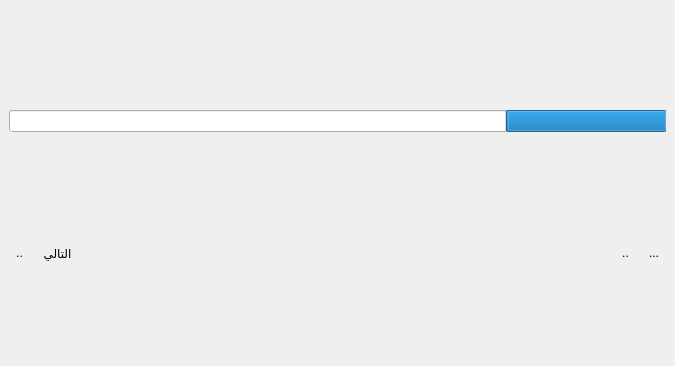
Above: src/resultwidget.ui from boussouira/moltaqa before the change. Below: the same form after it.
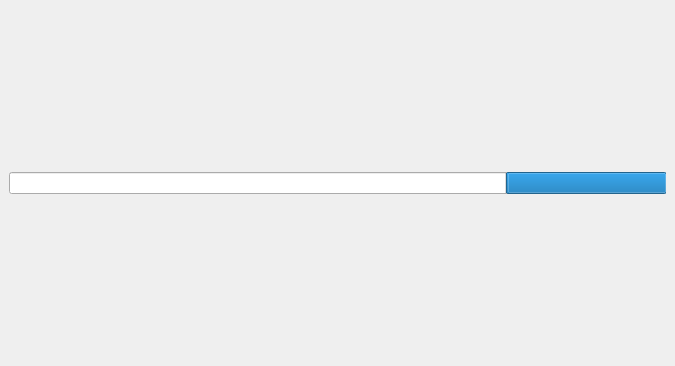
That is the form after the change. Icons and pictures are not drawn.

What changed in the file:
```diff
--- a/src/resultwidget.ui
+++ b/src/resultwidget.ui
@@ -55,149 +55,6 @@
          </layout>
         </widget>
        </item>
-       <item>
-        <widget class="QWidget" name="widgetNavigationButtons" native="true">
-         <property name="sizePolicy">
-          <sizepolicy hsizetype="Preferred" vsizetype="Maximum">
-           <horstretch>0</horstretch>
-           <verstretch>0</verstretch>
-          </sizepolicy>
-         </property>
-         <layout class="QHBoxLayout" name="horizontalLayout_2">
-          <property name="topMargin">
-           <number>0</number>
-          </property>
-          <property name="bottomMargin">
-           <number>0</number>
-          </property>
-          <item>
-           <widget class="QToolButton" name="buttonGoFirst">
-            <property name="toolTip">
-             <string>الصفحة الاولى</string>
-            </property>
-            <property name="text">
-             <string>...</string>
-            </property>
-            <property name="icon">
-             <iconset resource="../share/moltaqa-lib/qt_rc.qrc">
-              <normaloff>:/menu/images/go-last.png</normaloff>:/menu/images/go-last.png</iconset>
-            </property>
-            <property name="iconSize">
-             <size>
-              <width>27</width>
-              <height>24</height>
-             </size>
-            </property>
-            <property name="autoRaise">
-             <bool>true</bool>
-            </property>
-           </widget>
-          </item>
-          <item>
-           <widget class="QToolButton" name="buttonGoPrev">
-            <property name="toolTip">
-             <string>الصفحة السابقة</string>
-            </property>
-            <property name="text">
-             <string>..</string>
-            </property>
-            <property name="icon">
-             <iconset resource="../share/moltaqa-lib/qt_rc.qrc">
-              <normaloff>:/menu/images/go-next.png</normaloff>:/menu/images/go-next.png</iconset>
-            </property>
-            <property name="iconSize">
-             <size>
-              <width>28</width>
-              <height>24</height>
-             </size>
-            </property>
-            <property name="autoRaise">
-             <bool>true</bool>
-            </property>
-           </widget>
-          </item>
-          <item>
-           <spacer name="horizontalSpacer_2">
-            <property name="orientation">
-             <enum>Qt::Horizontal</enum>
-            </property>
-            <property name="sizeHint" stdset="0">
-             <size>
-              <width>101</width>
-              <height>20</height>
-             </size>
-            </property>
-           </spacer>
-          </item>
-          <item>
-           <widget class="QLabel" name="labelNav">
-            <property name="text">
-             <string/>
-            </property>
-           </widget>
-          </item>
-          <item>
-           <spacer name="horizontalSpacer">
-            <property name="orientation">
-             <enum>Qt::Horizontal</enum>
-            </property>
-            <property name="sizeHint" stdset="0">
-             <size>
-              <width>100</width>
-              <height>20</height>
-             </size>
-            </property>
-           </spacer>
-          </item>
-          <item>
-           <widget class="QToolButton" name="buttonGoNext">
-            <property name="toolTip">
-             <string>الصفحة التالية</string>
-            </property>
-            <property name="text">
-             <string>التالي</string>
-            </property>
-            <property name="icon">
-             <iconset resource="../share/moltaqa-lib/qt_rc.qrc">
-              <normaloff>:/menu/images/go-previous.png</normaloff>:/menu/images/go-previous.png</iconset>
-            </property>
-            <property name="iconSize">
-             <size>
-              <width>28</width>
-              <height>24</height>
-             </size>
-            </property>
-            <property name="autoRaise">
-             <bool>true</bool>
-            </property>
-           </widget>
-          </item>
-          <item>
-           <widget class="QToolButton" name="buttonGoLast">
-            <property name="toolTip">
-             <string>الصفحة الاخيرة</string>
-            </property>
-            <property name="text">
-             <string>..</string>
-            </property>
-            <property name="icon">
-             <iconset resource="../share/moltaqa-lib/qt_rc.qrc">
-              <normaloff>:/menu/images/go-first.png</normaloff>:/menu/images/go-first.png</iconset>
-            </property>
-            <property name="iconSize">
-             <size>
-              <width>28</width>
-              <height>24</height>
-             </size>
-            </property>
-            <property name="autoRaise">
-             <bool>true</bool>
-            </property>
-           </widget>
-          </item>
-         </layout>
-        </widget>
-       </item>
       </layout>
      </widget>
     </widget>
```
Left out of the diff: 4 changed lines with no effect on the pictures.
